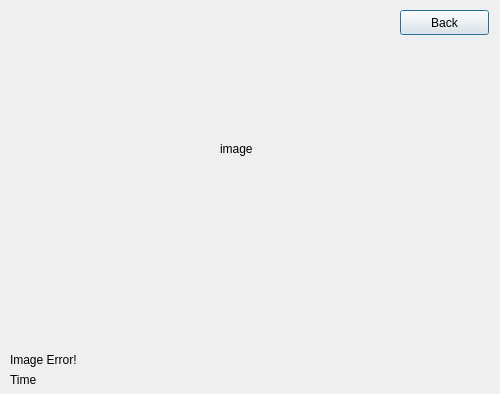
Qt form GUIFiles/viewimage.ui (SammySamer/Distributed-System-Image-Sharing-Platform) before a commit.
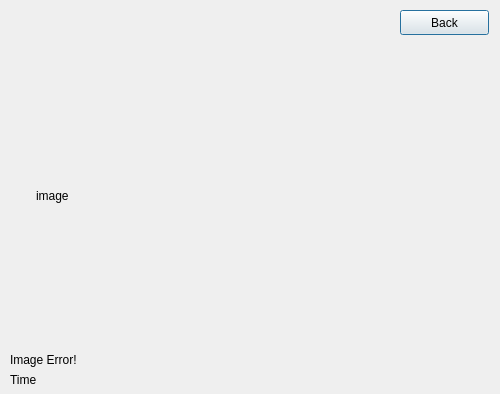
The same form after that commit.

```diff
--- a/GUIFiles/viewimage.ui
+++ b/GUIFiles/viewimage.ui
@@ -29,10 +29,10 @@
   <widget class="QLabel" name="lbl_image">
    <property name="geometry">
     <rect>
-     <x>220</x>
-     <y>140</y>
-     <width>67</width>
-     <height>17</height>
+     <x>36</x>
+     <y>80</y>
+     <width>421</width>
+     <height>231</height>
     </rect>
    </property>
    <property name="text">
```
